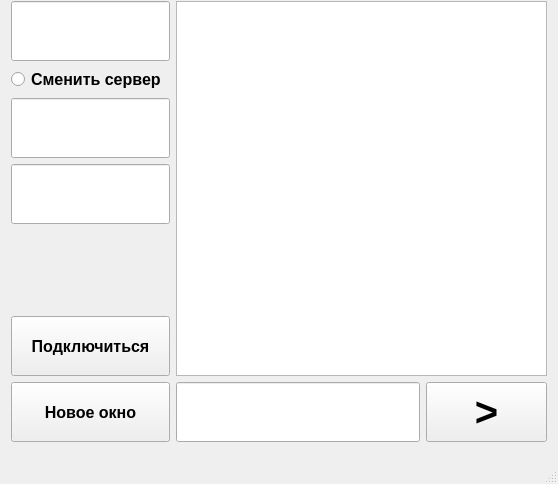
Qt form my_client/mainwindow.ui (xzbey/TcpChat) before a commit.
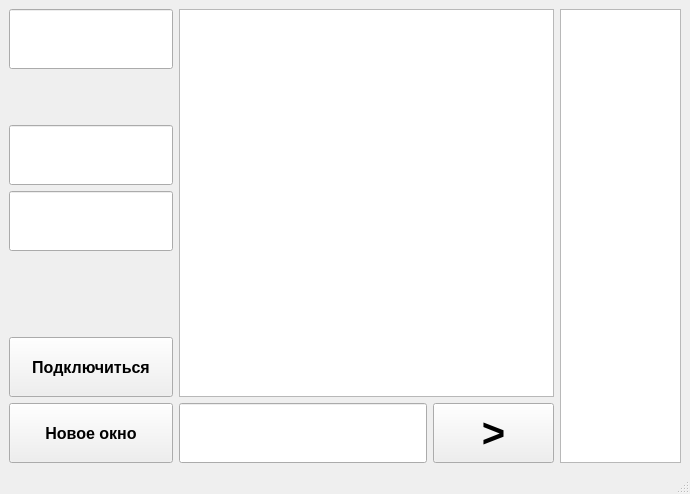
The same form after that commit.

Commit message: need fix length message + add user icon

What changed in the file:
```diff
--- a/my_client/mainwindow.ui
+++ b/my_client/mainwindow.ui
@@ -6,8 +6,8 @@
    <rect>
     <x>0</x>
     <y>0</y>
-    <width>558</width>
-    <height>484</height>
+    <width>690</width>
+    <height>494</height>
    </rect>
   </property>
   <property name="minimumSize">
@@ -20,17 +20,8 @@
    <string>MainWindow</string>
   </property>
   <widget class="QWidget" name="centralwidget">
-   <widget class="QWidget" name="">
-    <property name="geometry">
-     <rect>
-      <x>11</x>
-      <y>1</y>
-      <width>536</width>
-      <height>441</height>
-     </rect>
-    </property>
     <layout class="QGridLayout" name="gridLayout">
-     <item row="0" column="0" rowspan="2">
+    <item row="0" column="0">
       <layout class="QVBoxLayout" name="verticalLayout_3">
        <item>
         <widget class="QLineEdit" name="name">
@@ -40,6 +31,12 @@
            <height>60</height>
           </size>
          </property>
+        <property name="maximumSize">
+         <size>
+          <width>164</width>
+          <height>60</height>
+         </size>
+        </property>
          <property name="font">
           <font>
            <pointsize>12</pointsize>
@@ -47,27 +44,21 @@
          </property>
         </widget>
        </item>
+      <item>
+       <spacer name="verticalSpacer_2">
+        <property name="orientation">
+         <enum>Qt::Orientation::Vertical</enum>
+        </property>
+        <property name="sizeHint" stdset="0">
+         <size>
+          <width>20</width>
+          <height>40</height>
+         </size>
+        </property>
+       </spacer>
+      </item>
        <item>
         <layout class="QVBoxLayout" name="verticalLayout_2">
-         <item>
-          <widget class="QRadioButton" name="changeHostAddress">
-           <property name="minimumSize">
-            <size>
-             <width>151</width>
-             <height>22</height>
-            </size>
-           </property>
-           <property name="font">
-            <font>
-             <pointsize>12</pointsize>
-             <bold>true</bold>
-            </font>
-           </property>
-           <property name="text">
-            <string>Сменить сервер</string>
-           </property>
-          </widget>
-         </item>
          <item>
           <layout class="QVBoxLayout" name="verticalLayout">
            <item>
@@ -78,6 +69,12 @@
                <height>60</height>
               </size>
              </property>
+            <property name="maximumSize">
+             <size>
+              <width>164</width>
+              <height>60</height>
+             </size>
+            </property>
              <property name="font">
               <font>
                <pointsize>12</pointsize>
@@ -93,6 +90,12 @@
                <height>60</height>
               </size>
              </property>
+            <property name="maximumSize">
+             <size>
+              <width>164</width>
+              <height>60</height>
+             </size>
+            </property>
              <property name="font">
               <font>
                <pointsize>12</pointsize>
@@ -100,6 +103,19 @@
              </property>
             </widget>
            </item>
+          <item>
+           <spacer name="verticalSpacer_3">
+            <property name="orientation">
+             <enum>Qt::Orientation::Vertical</enum>
+            </property>
+            <property name="sizeHint" stdset="0">
+             <size>
+              <width>20</width>
+              <height>40</height>
+             </size>
+            </property>
+           </spacer>
+          </item>
            <item>
             <spacer name="verticalSpacer">
              <property name="orientation">
@@ -158,6 +174,8 @@
       </layout>
      </item>
      <item row="0" column="1">
+     <layout class="QVBoxLayout" name="verticalLayout_4">
+      <item>
       <widget class="QTextBrowser" name="chat">
        <property name="minimumSize">
         <size>
@@ -172,7 +190,7 @@
        </property>
       </widget>
      </item>
-     <item row="1" column="1">
+      <item>
       <layout class="QHBoxLayout" name="horizontalLayout">
        <item>
         <widget class="QLineEdit" name="message">
@@ -221,7 +239,31 @@
       </layout>
      </item>
     </layout>
-   </widget>
+    </item>
+    <item row="0" column="2">
+     <widget class="QListWidget" name="userList">
+      <property name="minimumSize">
+       <size>
+        <width>121</width>
+        <height>441</height>
+       </size>
+      </property>
+      <property name="maximumSize">
+       <size>
+        <width>121</width>
+        <height>9999999</height>
+       </size>
+      </property>
+      <property name="font">
+       <font>
+        <pointsize>12</pointsize>
+        <italic>false</italic>
+        <bold>true</bold>
+       </font>
+      </property>
+     </widget>
+    </item>
+   </layout>
   </widget>
   <widget class="QMenuBar" name="menubar">
    <property name="geometry">
```
Left out of the diff: 2 changed lines with no effect on the pictures. Lines whose indentation alone changed are shown as unchanged. The commit also changes 8 other files.
